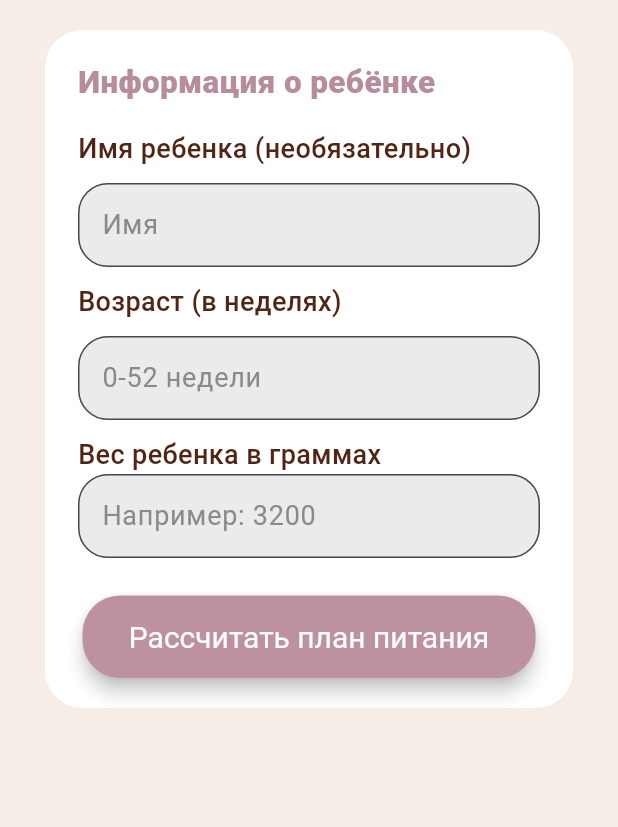
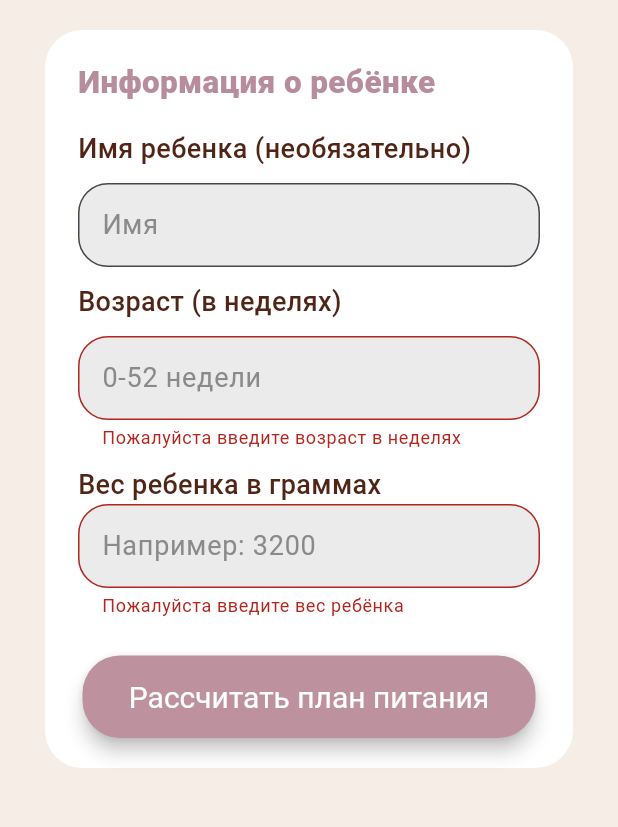
Before and after one commit to abcdefg-min/NutriMAMA, a Flutter app: the screen it shows after launch, after a tap on "Рассчитать план питания", on a phone screen of 412 x 824 dp, the part 300-1127 px from its top. Run offline on Flutter 3.47's test engine with Material 3 defaults, Android fonts, the phone set to English and light mode, and no system bars; our stand-ins replace loading_animation_widget.

Commit message:
добавление проверки для полей возраст и вес ребенка

```diff
--- a/lib/nutriMAMAScreen.dart
+++ b/lib/nutriMAMAScreen.dart
@@ -15,12 +15,6 @@ class _NutriMAMAScreenState extends State<NutriMAMAScreen> {
   final TextEditingController _weghtController = TextEditingController();
   final TextEditingController _ageController = TextEditingController();
 
-  final List<String> _dropDown = [
-    'Грудное вскармливание',
-    'Искуственное вскармливание',
-  ];
-  String _drop = 'Грудное вскармливание';
-
   // bool _showTable = false;
 
   @override
@@ -31,11 +25,11 @@ class _NutriMAMAScreenState extends State<NutriMAMAScreen> {
   }
 
   void _calculate() {
-    //print('Функция вызвана');
+    print('Функция вызвана');
     final form = _formKey.currentState;
 
     if (form == null || !form.validate()) {
-      //print('Форам не валидна');
+      print('Форам не валидна');
       return;
     }
 
@@ -52,7 +46,7 @@ class _NutriMAMAScreenState extends State<NutriMAMAScreen> {
           body: jsonEncode({'weight_kg': weight, 'age_w': age}),
         )
         .then((response) {
-          //print('Статус ${response.statusCode}');
+          print('Статус ${response.statusCode}');
         });
 
     //табличка
@@ -149,7 +143,7 @@ class _NutriMAMAScreenState extends State<NutriMAMAScreen> {
                           ),
                         ),
 
-                        //форма для ввода веса в граммах
+                        //форма для ввода возраста ребенка
                         SizedBox(height: 10),
                         Padding(
                           padding: const EdgeInsets.symmetric(horizontal: 2),
@@ -184,6 +178,22 @@ class _NutriMAMAScreenState extends State<NutriMAMAScreen> {
                                     ),
                                   ),
                                 ),
+                                //проверка на введное поле (возраст ребенка)
+                                keyboardType: TextInputType.number,
+                                validator: (value) {
+                                  if (value == null || value.trim().isEmpty) {
+                                    return 'Пожалуйста введите возраст в неделях';
+                                  }
+                                  final trimmed = value.trim();
+                                  final num = int.tryParse(trimmed);
+                                  if (num == null || num <= 0) {
+                                    return 'Введите корректный возраст';
+                                  }
+                                  if (num > 52) {
+                                    return 'Введите возраст до года';
+                                  }
+                                  return null;
+                                },
                               ),
                             ],
                           ),
@@ -223,6 +233,22 @@ class _NutriMAMAScreenState extends State<NutriMAMAScreen> {
                                     ),
                                   ),
                                 ),
+                                //проверка на введное поле (вес ребенка)
+                                keyboardType: TextInputType.number,
+                                validator: (value) {
+                                  if (value == null || value.trim().isEmpty) {
+                                    return 'Пожалуйста введите вес ребёнка';
+                                  }
+                                  final trimmed = value.trim();
+                                  final num = int.tryParse(trimmed);
+                                  if (num == null || num <= 0) {
+                                    return 'Введите корректный вес ребёнка';
+                                  }
+                                  if (num > 4000) {
+                                    return 'Введите корректный вес ребёнка';
+                                  }
+                                  return null;
+                                },
                               ),
                             ],
                           ),
@@ -287,11 +313,14 @@ class _NutriMAMAScreenState extends State<NutriMAMAScreen> {
                     fit: BoxFit.fitWidth,
                   ),
                   SizedBox(width: 12),
-                  Text('НутриМама', style: TextStyle(
-                    fontWeight: FontWeight.w500,
-                    fontSize: 40,
-                    color: Color.fromARGB(255, 189, 145, 147)
-                    )),
+                  Text(
+                    'НутриМама',
+                    style: TextStyle(
+                      fontWeight: FontWeight.w500,
+                      fontSize: 40,
+                      color: Color.fromARGB(255, 189, 145, 147),
+                    ),
+                  ),
                 ],
               ),
             ),
--- a/lib/nutrionScheduleScreen.dart
+++ /dev/null
@@ -1 +0,0 @@
-import 'package:flutter/material.dart';
```
Also changed, not shown: lib/loginScreen.dart (deleted, +0 -179 lines), lib/onboard.dart (deleted, +0 -90 lines).
